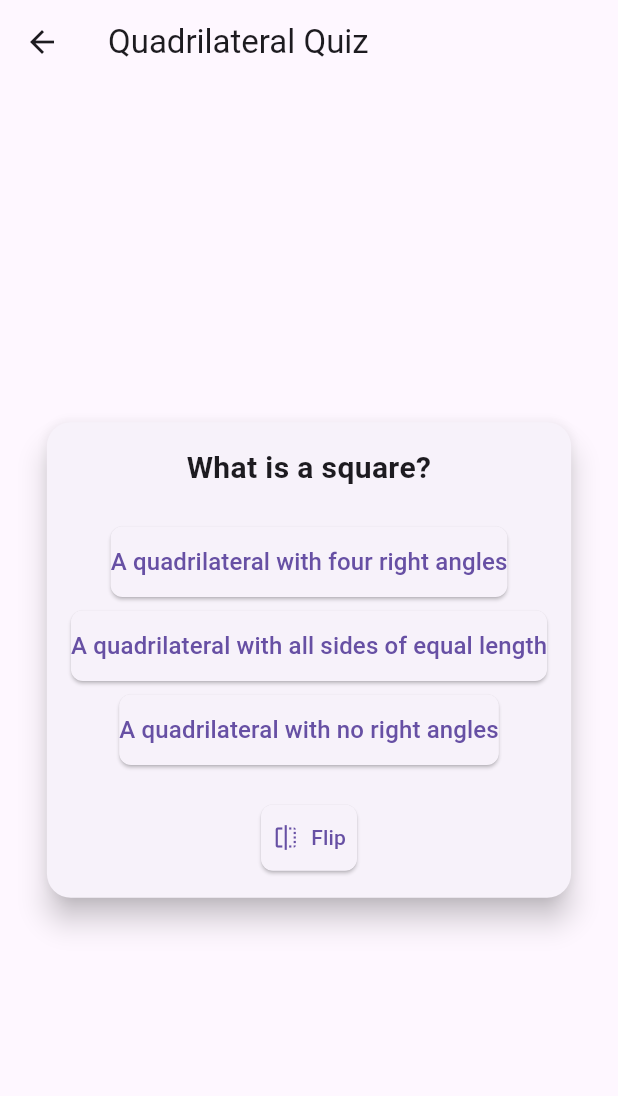
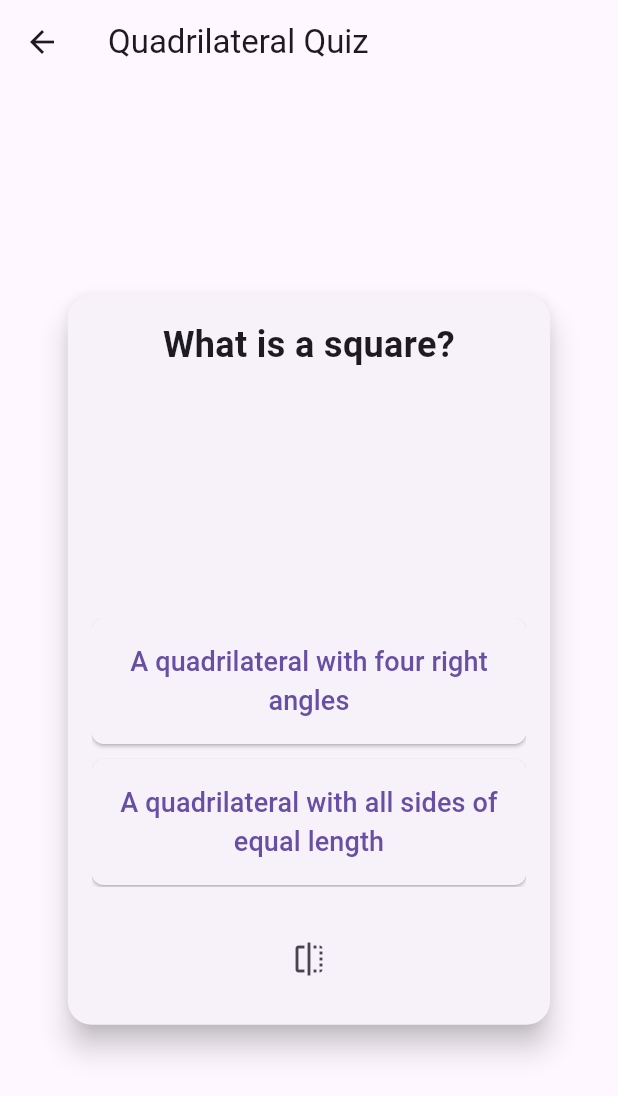
Before and after one commit to zuilee/bilingual_math_geometry, a Flutter app: the QuizPage screen opened directly, on a phone screen of 412 x 824 dp. Shown: the top 1096 px of the screen. Run offline on Flutter 3.47's test engine with Material 3 defaults, Android fonts, the phone set to English and light mode, and no system bars; our stand-ins replace flutter_tts.

```diff
--- a/lib/QuadrilateralPages/quadrilateralPracticePage.dart
+++ b/lib/QuadrilateralPages/quadrilateralPracticePage.dart
@@ -1,5 +1,6 @@
 import 'package:flutter/material.dart';
 import 'quadrilateralSectionPage.dart';
+import 'dart:math';
 
 void main() {
   runApp(QuadrilateralPracticeQuiz());
@@ -139,8 +140,7 @@ class _QuizPageState extends State<QuizPage> with TickerProviderStateMixin {
                       ..setEntry(3, 2, 0.001)
                       ..rotateY(_animation.value * 3.14),
                     alignment: Alignment.center,
-                    child:
-                        _isFlipped ? _buildAnswerCard() : _buildQuestionCard(),
+                    child: _buildFlipCard(),
                   );
                 },
               ),
@@ -153,57 +153,79 @@ class _QuizPageState extends State<QuizPage> with TickerProviderStateMixin {
     );
   }
 
-  Widget _buildQuestionCard() {
-    return Card(
+  Widget _buildFlipCard() {
+    return SizedBox(
+      width: MediaQuery.of(context).size.width * 0.8,
+      height: MediaQuery.of(context).size.height * 0.6,
+      child: Card(
         elevation: 8.0,
         shape: RoundedRectangleBorder(
           borderRadius: BorderRadius.circular(16.0),
         ),
-      child: Padding(
+        child: _isFlipped
+            ? Transform(
+                alignment: Alignment.center,
+                transform: Matrix4.identity()..rotateY(pi),
+                child: _buildAnswerCard(),
+              )
+            : Transform(
+                alignment: Alignment.center,
+                transform: Matrix4.identity()..rotateY(0),
+                child: _buildQuestionCard(),
+              ),
+      ),
+    );
+  }
+
+  Widget _buildQuestionCard() {
+    return Padding(
       padding: const EdgeInsets.all(16.0),
       child: Column(
-          mainAxisSize: MainAxisSize.min,
+        mainAxisAlignment: MainAxisAlignment.center,
         children: [
-            Text(
+          Expanded(
+            child: Text(
               _questions[_questionIndex]['question'],
-              style: TextStyle(fontSize: 20.0, fontWeight: FontWeight.bold),
+              style: TextStyle(fontSize: 24.0, fontWeight: FontWeight.bold),
               textAlign: TextAlign.center,
             ),
+          ),
           SizedBox(height: 20.0),
-            ...(_questions[_questionIndex]['answers']
-                    as List<Map<String, dynamic>>)
-                .map((answer) {
-              return Padding(
-                padding: const EdgeInsets.symmetric(vertical: 4.0),
-                child: ElevatedButton(
+          Expanded(
+            child: ListView.separated(
+              shrinkWrap: true,
+              itemCount: _questions[_questionIndex]['answers'].length,
+              separatorBuilder: (context, index) => SizedBox(height: 10.0),
+              itemBuilder: (context, index) {
+                final answer = (_questions[_questionIndex]['answers']
+                    as List<Map<String, dynamic>>)[index];
+                return ElevatedButton(
                   onPressed: () => _answerQuestion(answer['correct']),
                   style: ElevatedButton.styleFrom(
                     shape: RoundedRectangleBorder(
                       borderRadius: BorderRadius.circular(8.0),
                     ),
-                    padding: EdgeInsets.symmetric(vertical: 12.0),
+                    padding: EdgeInsets.symmetric(vertical: 16.0),
                   ),
                   child: Text(
                     answer['text'],
-                    style: TextStyle(fontSize: 16.0),
+                    style: TextStyle(fontSize: 18.0),
+                    textAlign: TextAlign.center,
+                  ),
+                );
+              },
             ),
           ),
-              );
-            }).toList(),
           SizedBox(height: 20.0),
-            ElevatedButton.icon(
+          IconButton(
             onPressed: _flipCard,
-              style: ElevatedButton.styleFrom(
-                shape: RoundedRectangleBorder(
-                  borderRadius: BorderRadius.circular(8.0),
+            icon: Icon(Icons.flip),
+            style: IconButton.styleFrom(
+              shape: CircleBorder(),
+              padding: EdgeInsets.all(16.0),
             ),
-                padding: EdgeInsets.symmetric(vertical: 12.0),
-              ),
-              icon: Icon(Icons.flip),
-              label: Text('Flip'),
           ),
         ],
-        ),
       ),
     );
   }
@@ -214,28 +236,66 @@ class _QuizPageState extends State<QuizPage> with TickerProviderStateMixin {
     String correctAnswer =
         answers.firstWhere((answer) => answer['correct'])['text'];
 
-    return Card(
-      elevation: 8.0,
-      shape: RoundedRectangleBorder(
-        borderRadius: BorderRadius.circular(16.0),
-      ),
-      child: Padding(
+    return Padding(
       padding: const EdgeInsets.all(16.0),
       child: Column(
-          mainAxisSize: MainAxisSize.min,
+        mainAxisAlignment: MainAxisAlignment.center,
         children: [
+          Expanded(
+            child: Column(
+              mainAxisAlignment: MainAxisAlignment.center,
+              children: [
+                if (_questionIndex == 0)
+                  Image.asset(
+                    'assets/images/quadrilateral/square.png',
+                    width: 200,
+                    height: 200,
+                  ),
+                if (_questionIndex == 1)
+                  Image.asset(
+                    'assets/images/quadrilateral/rectangle.png',
+                    width: 200,
+                    height: 200,
+                  ),
+                if (_questionIndex == 2)
+                  Image.asset(
+                    'assets/images/quadrilateral/parallelogram.png',
+                    width: 200,
+                    height: 200,
+                  ),
+                SizedBox(height: 20.0),
                 Text(
                   'Correct Answer:',
-              style: TextStyle(fontSize: 20.0, fontWeight: FontWeight.bold),
-            ),
-            SizedBox(height: 10.0),
-            Text(
-              correctAnswer,
-              style: TextStyle(fontSize: 18.0),
+                  style: TextStyle(fontSize: 24.0, fontWeight: FontWeight.bold),
                   textAlign: TextAlign.center,
                 ),
                 SizedBox(height: 20.0),
-            ElevatedButton(
+                Text(
+                  correctAnswer,
+                  style: TextStyle(fontSize: 20.0),
+                  textAlign: TextAlign.center,
+                ),
+              ],
+            ),
+          ),
+          SizedBox(height: 40.0),
+          Row(
+            mainAxisAlignment: MainAxisAlignment.spaceEvenly,
+            children: [
+              IconButton(
+                onPressed: () {
+                  setState(() {
+                    _isFlipped = false;
+                  });
+                  _controller.reverse();
+                },
+                icon: Icon(Icons.arrow_back),
+                style: IconButton.styleFrom(
+                  shape: CircleBorder(),
+                  padding: EdgeInsets.all(16.0),
+                ),
+              ),
+              IconButton(
                 onPressed: () {
                   setState(() {
                     _isFlipped = false;
@@ -243,16 +303,15 @@ class _QuizPageState extends State<QuizPage> with TickerProviderStateMixin {
                   });
                   _controller.reverse();
                 },
-              style: ElevatedButton.styleFrom(
-                shape: RoundedRectangleBorder(
-                  borderRadius: BorderRadius.circular(8.0),
+                icon: Icon(Icons.arrow_forward),
+                style: IconButton.styleFrom(
+                  shape: CircleBorder(),
+                  padding: EdgeInsets.all(16.0),
                 ),
-                padding: EdgeInsets.symmetric(vertical: 12.0),
-              ),
-              child: Text('Next'),
               ),
             ],
           ),
+        ],
       ),
     );
   }
--- a/pubspec.yaml
+++ b/pubspec.yaml
@@ -60,10 +60,8 @@ flutter:
   uses-material-design: true
 
   # To add assets to your application, add an assets section, like this:
-  # assets:
-  #   - images/a_dot_burr.jpeg
-  #   - images/a_dot_ham.jpeg
-
+  assets:
+    - assets/images/
   # An image asset can refer to one or more resolution-specific "variants", see
   # https://flutter.dev/assets-and-images/#resolution-aware
 
```
Also changed, not shown: assets/images/quadrilateral/parallelogram.png (added), assets/images/quadrilateral/rectangle.png (added), assets/images/quadrilateral/square.png (added), flutter_01.png (added). Lines whose indentation alone changed are shown as unchanged.
